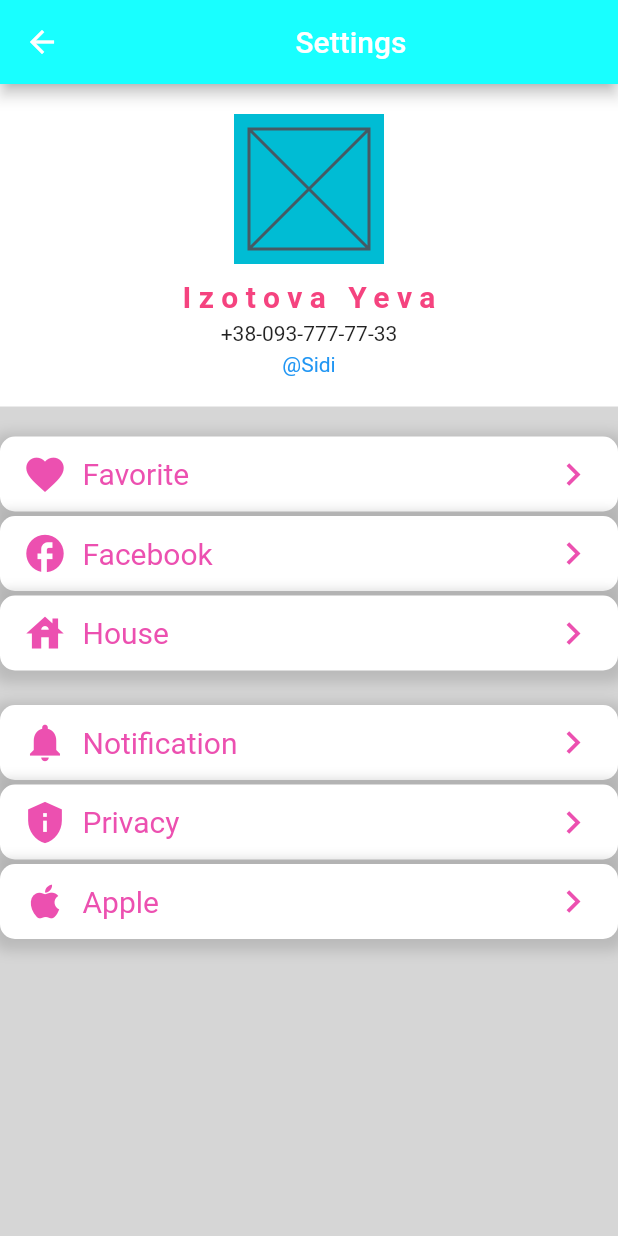
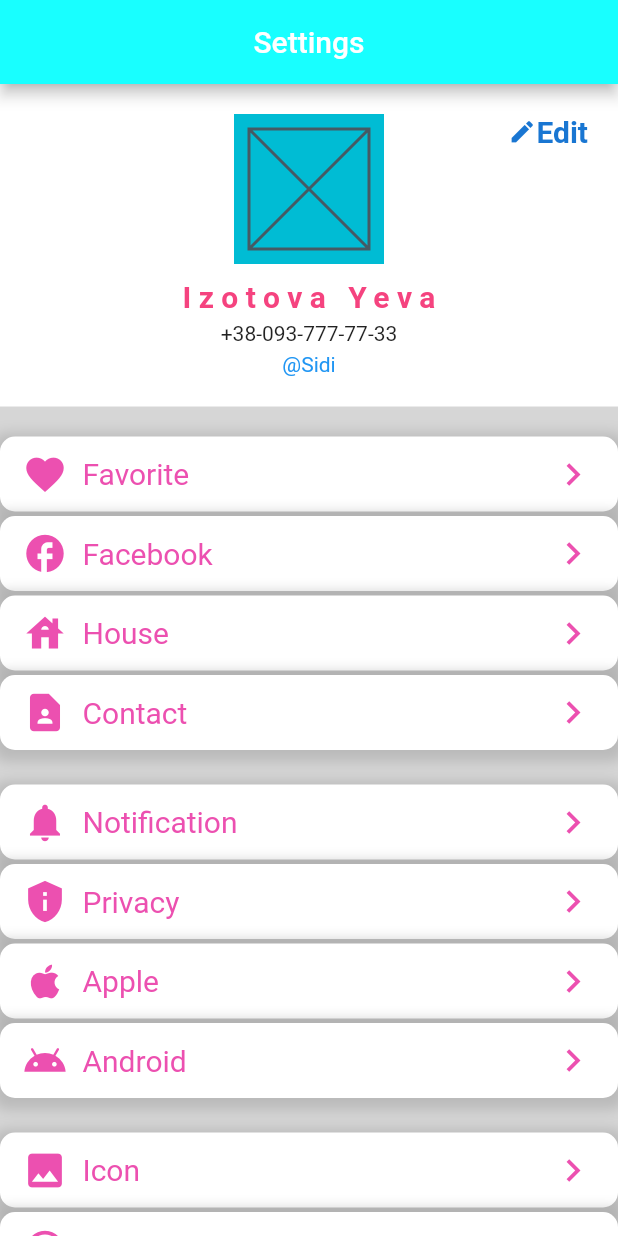
Before and after one commit to Che4891/firstFlutter, a Flutter app: the UserProfile screen opened directly, on a phone screen of 412 x 824 dp. Run offline on Flutter 3.47's test engine with Material 2 defaults, Android fonts, the phone set to English and light mode, and no system bars.

Commit message:
added new widgets

```diff
--- a/lib/widget/user_profile.dart
+++ b/lib/widget/user_profile.dart
@@ -4,12 +4,19 @@ class UserProfile extends StatelessWidget {
   List <MenuRowData> firstMenuRow = [
     MenuRowData(Icons.favorite, 'Favorite'),
     MenuRowData(Icons.facebook_sharp, 'Facebook'),
-    MenuRowData(Icons.house_sharp, 'House')
+    MenuRowData(Icons.house_sharp, 'House'),
+    MenuRowData(Icons.contact_page, 'Contact')
   ];
   List <MenuRowData> secondMenuRow = [
     MenuRowData(Icons.notifications, 'Notification'),
     MenuRowData(Icons.privacy_tip, 'Privacy'),
-    MenuRowData(Icons.apple, 'Apple')
+    MenuRowData(Icons.apple, 'Apple'),
+    MenuRowData(Icons.android, 'Android')
+  ];
+   List <MenuRowData> thirdMenuRow = [
+    MenuRowData(Icons.image, 'Icon'),
+    MenuRowData(Icons.insert_emoticon_sharp, 'Imogen'),
+    MenuRowData(Icons.sticky_note_2, 'Stickers')
   ];
   UserProfile({super.key});
 
@@ -25,9 +32,13 @@ class UserProfile extends StatelessWidget {
           textAlign: TextAlign.center,
         )),
       ),
-      body: Container(
+      body: Stack(
+        children: [
+           Container(
           width: double.infinity,
           color: Colors.grey[350],
+
+          child: SingleChildScrollView(
             child: Column(
               crossAxisAlignment: CrossAxisAlignment.center,
               children:  [
@@ -40,8 +51,24 @@ class UserProfile extends StatelessWidget {
                   height: 20,
                 ),
                _MenuBlock(menuRow: secondMenuRow),
+                const SizedBox(
+                  height: 20,
+                ),
+               _MenuBlock(menuRow: thirdMenuRow),
               ],
             ),
+          ),
+        ),
+        Positioned(
+          right: 20,
+          top: 20,
+          child: Row(
+            children: [
+              Icon(Icons.edit, color: Colors.blue[700], size: 19,),
+              Text('Edit', style: TextStyle( color: Colors.blue[700], fontSize: 20, fontWeight: FontWeight.bold),)
+            ],
+          ))
+        ]
       ),
     );
   }
```
Also changed, not shown: lib/widget/app.dart (+8 -2 lines), lib/widget/test_listView.dart (added, +80 -0 lines), lib/widget/test_scroll.dart (added, +26 -0 lines), lib/widget/test_stack.dart (added, +44 -0 lines). Lines whose indentation alone changed are shown as unchanged.
